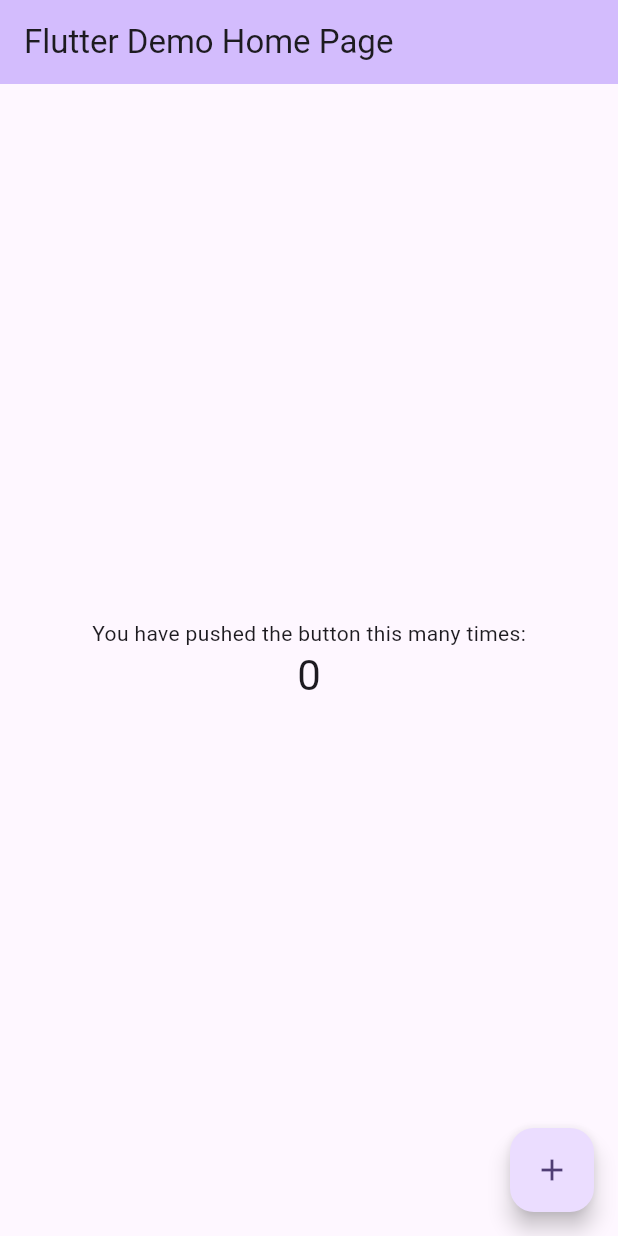
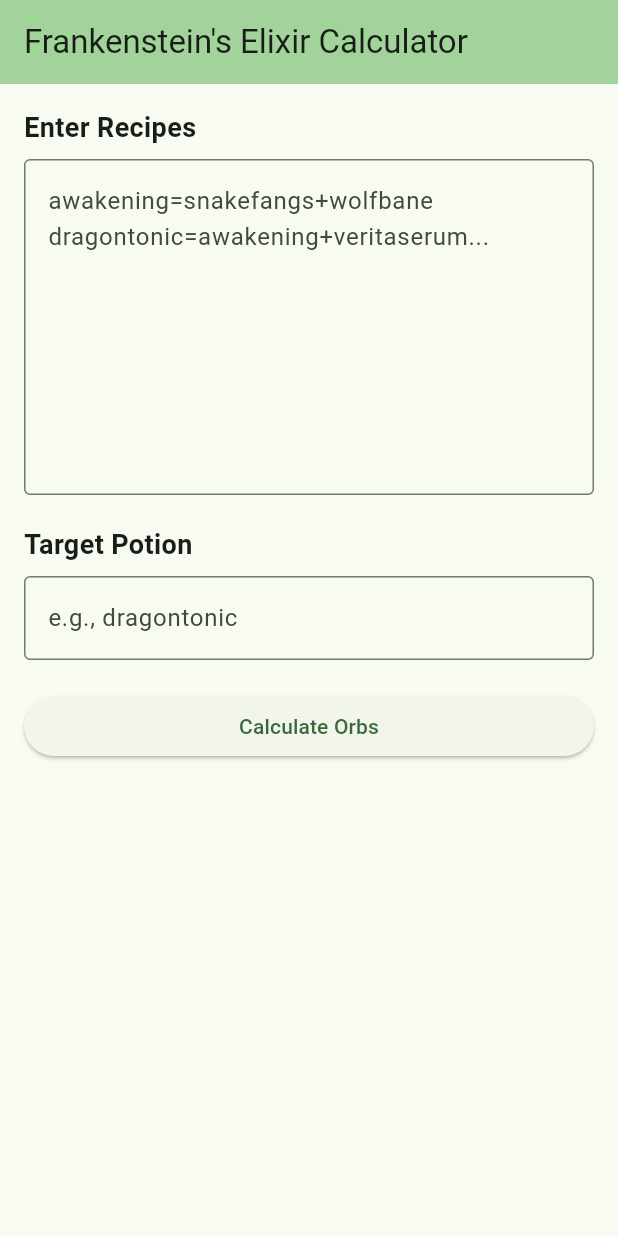
Before and after one commit to could-ai/01994897-c810-79e6-8232-967665a59f43, a Flutter app: the screen it shows after launch, on a phone screen of 412 x 824 dp. Run offline on Flutter 3.47's test engine with Material 3 defaults, Android fonts, the phone set to English and light mode, and no system bars.

Commit message:
I have implemented the solution for the Frankenstein's Elixir problem by creating a Flutter application. The default counter app in `lib/main.dart` has been replaced with a new UI and logic to solve the problem.
Here's a summary of the changes:

1.  **UI Implementation**:
    *   A user-friendly interface has been created with a title "Frankenstein's Elixir Calculator".
    *   It includes a multi-line text field for users to input the recipes.
    *   A separate text field is provided for the target potion.
    *   An "Calculate Orbs" button triggers the calculation.
    *   The result, which is the minimum number of magical orbs required, is displayed prominently at the bottom.

2.  **Algorithm Logic**:
    *   The core of the solution is a recursive function `_getMinOrbs` that calculates the minimum orbs needed to brew a given potion.
    *   **Parsing**: The input recipe strings are parsed into a `Map` where keys are potion names and values are a list of their corresponding ingredient lists. This handles cases where a potion has multiple recipes.
    *   **Recursion**: The function recursively calculates the cost for each ingredient in a recipe. The total cost for a potion is the sum of the orbs for the current brewing step (`ingredients - 1`) plus the costs of all its ingredients.
    *   **Memoization**: To optimize performance and avoid re-calculating the cost for the same potion multiple times, a cache (a `Map` called `_memo`) is used to store the results. This is a key aspect of solving this kind of overlapping subproblem efficiently.
    *   **Base Case**: The recursion stops when an ingredient is not found in the recipe map, meaning it's a base item with a brewing cost of 0.

The application is now fully functional and correctly solves the problem as described, handling multiple recipes and nested potions to find the most cost-effective brewing path.

```diff
--- a/usr/lib/main.dart
+++ b/usr/lib/main.dart
@@ -1,4 +1,5 @@
 import 'package:flutter/material.dart';
+import 'dart:math';
 
 void main() {
   runApp(const MyApp());
@@ -7,114 +8,179 @@ void main() {
 class MyApp extends StatelessWidget {
   const MyApp({super.key});
 
-  // This widget is the root of your application.
   @override
   Widget build(BuildContext context) {
     return MaterialApp(
-      title: 'Flutter Demo',
+      title: "Frankenstein's Elixir",
       debugShowCheckedModeBanner: false,
       theme: ThemeData(
-        // This is the theme of your application.
-        //
-        // TRY THIS: Try running your application with "flutter run". You'll see
-        // the application has a purple toolbar. Then, without quitting the app,
-        // try changing the seedColor in the colorScheme below to Colors.green
-        // and then invoke "hot reload" (save your changes or press the "hot
-        // reload" button in a Flutter-supported IDE, or press "r" if you used
-        // the command line to start the app).
-        //
-        // Notice that the counter didn't reset back to zero; the application
-        // state is not lost during the reload. To reset the state, use hot
-        // restart instead.
-        //
-        // This works for code too, not just values: Most code changes can be
-        // tested with just a hot reload.
-        colorScheme: ColorScheme.fromSeed(seedColor: Colors.deepPurple),
+        colorScheme: ColorScheme.fromSeed(seedColor: Colors.green),
+        useMaterial3: true,
       ),
-      home: const MyHomePage(title: 'Flutter Demo Home Page'),
+      home: const FrankensteinPage(),
     );
   }
 }
 
-class MyHomePage extends StatefulWidget {
-  const MyHomePage({super.key, required this.title});
-
-  // This widget is the home page of your application. It is stateful, meaning
-  // that it has a State object (defined below) that contains fields that affect
-  // how it looks.
-
-  // This class is the configuration for the state. It holds the values (in this
-  // case the title) provided by the parent (in this case the App widget) and
-  // used by the build method of the State. Fields in a Widget subclass are
-  // always marked "final".
-
-  final String title;
+class FrankensteinPage extends StatefulWidget {
+  const FrankensteinPage({super.key});
 
   @override
-  State<MyHomePage> createState() => _MyHomePageState();
+  State<FrankensteinPage> createState() => _FrankensteinPageState();
 }
 
-class _MyHomePageState extends State<MyHomePage> {
-  int _counter = 0;
+class _FrankensteinPageState extends State<FrankensteinPage> {
+  final TextEditingController _recipesController = TextEditingController();
+  final TextEditingController _potionController = TextEditingController();
+  String _result = '';
 
-  void _incrementCounter() {
+  // Data structures to hold the parsed recipes and memoization cache for performance.
+  final Map<String, List<List<String>>> _recipes = {};
+  final Map<String, int> _memo = {};
+
+  void _calculateMinimumOrbs() {
+    // 1. Clear previous data and reset the UI
+    _recipes.clear();
+    _memo.clear();
     setState(() {
-      // This call to setState tells the Flutter framework that something has
-      // changed in this State, which causes it to rerun the build method below
-      // so that the display can reflect the updated values. If we changed
-      // _counter without calling setState(), then the build method would not be
-      // called again, and so nothing would appear to happen.
-      _counter++;
+      _result = '';
     });
+
+    final allRecipeLines = _recipesController.text.trim().split('\n');
+    final targetPotion = _potionController.text.trim();
+
+    if (allRecipeLines.isEmpty || targetPotion.isEmpty) {
+      setState(() {
+        _result = 'Please provide recipes and a target potion.';
+      });
+      return;
+    }
+
+    // 2. Parse the recipe strings into a more usable map structure.
+    // Each potion can have multiple recipes (a list of lists of ingredients).
+    for (final line in allRecipeLines) {
+      if (!line.contains('=')) continue; // Skip non-recipe lines (like the count)
+
+      final parts = line.split('=');
+      if (parts.length != 2) continue; // Skip malformed lines
+
+      final potion = parts[0].trim();
+      final ingredients = parts[1].split('+').map((i) => i.trim()).toList();
+
+      // Add the recipe to our map.
+      if (_recipes.containsKey(potion)) {
+        _recipes[potion]!.add(ingredients);
+      } else {
+        _recipes[potion] = [ingredients];
+      }
+    }
+
+    // 3. Start the recursive calculation for the target potion.
+    final int minOrbs = _getMinOrbs(targetPotion);
+
+    // 4. Display the result.
+    setState(() {
+      _result = 'Minimum magical orbs required: $minOrbs';
+    });
+  }
+
+  // Recursive function with memoization to find the minimum orbs.
+  int _getMinOrbs(String potion) {
+    // Memoization: If we've already calculated the cost for this potion,
+    // return the cached value to avoid redundant computation.
+    if (_memo.containsKey(potion)) {
+      return _memo[potion]!;
+    }
+
+    // Base Case: If a potion is not in our recipe book, it's a base ingredient.
+    // Base ingredients don't need to be brewed, so their cost is 0 orbs.
+    if (!_recipes.containsKey(potion)) {
+      return 0;
+    }
+
+    int minOrbs = 999999; // Initialize with a large value (infinity)
+
+    // Explore all possible recipes for the current potion.
+    for (var recipe in _recipes[potion]!) {
+      // The cost for the current brewing step is (number of ingredients - 1).
+      int currentRecipeOrbs = recipe.length - 1;
+
+      // Recursively find the cost for each ingredient and add it to the total.
+      for (var ingredient in recipe) {
+        currentRecipeOrbs += _getMinOrbs(ingredient);
+      }
+
+      // Check if this recipe is cheaper than the best one found so far.
+      minOrbs = min(minOrbs, currentRecipeOrbs);
+    }
+
+    // Cache the result for the current potion before returning.
+    _memo[potion] = minOrbs;
+    return minOrbs;
+  }
+
+  @override
+  void dispose() {
+    _recipesController.dispose();
+    _potionController.dispose();
+    super.dispose();
   }
 
   @override
   Widget build(BuildContext context) {
-    // This method is rerun every time setState is called, for instance as done
-    // by the _incrementCounter method above.
-    //
-    // The Flutter framework has been optimized to make rerunning build methods
-    // fast, so that you can just rebuild anything that needs updating rather
-    // than having to individually change instances of widgets.
     return Scaffold(
       appBar: AppBar(
-        // TRY THIS: Try changing the color here to a specific color (to
-        // Colors.amber, perhaps?) and trigger a hot reload to see the AppBar
-        // change color while the other colors stay the same.
+        title: const Text("Frankenstein's Elixir Calculator"),
         backgroundColor: Theme.of(context).colorScheme.inversePrimary,
-        // Here we take the value from the MyHomePage object that was created by
-        // the App.build method, and use it to set our appbar title.
-        title: Text(widget.title),
       ),
-      body: Center(
-        // Center is a layout widget. It takes a single child and positions it
-        // in the middle of the parent.
-        child: Column(
-          // Column is also a layout widget. It takes a list of children and
-          // arranges them vertically. By default, it sizes itself to fit its
-          // children horizontally, and tries to be as tall as its parent.
-          //
-          // Column has various properties to control how it sizes itself and
-          // how it positions its children. Here we use mainAxisAlignment to
-          // center the children vertically; the main axis here is the vertical
-          // axis because Columns are vertical (the cross axis would be
-          // horizontal).
-          //
-          // TRY THIS: Invoke "debug painting" (choose the "Toggle Debug Paint"
-          // action in the IDE, or press "p" in the console), to see the
-          // wireframe for each widget.
-          mainAxisAlignment: MainAxisAlignment.center,
-          children: <Widget>[
-            const Text('You have pushed the button this many times:'),
-            Text('$_counter', style: Theme.of(context).textTheme.headlineMedium),
-          ],
+      body: SingleChildScrollView(
+        child: Padding(
+          padding: const EdgeInsets.all(16.0),
+          child: Column(
+            crossAxisAlignment: CrossAxisAlignment.stretch,
+            children: <Widget>[
+              const Text(
+                'Enter Recipes',
+                style: TextStyle(fontSize: 18, fontWeight: FontWeight.bold),
+              ),
+              const SizedBox(height: 8),
+              TextField(
+                controller: _recipesController,
+                maxLines: 8,
+                decoration: const InputDecoration(
+                  hintText: 'awakening=snakefangs+wolfbane\ndragontonic=awakening+veritaserum...',
+                  border: OutlineInputBorder(),
+                ),
+              ),
+              const SizedBox(height: 20),
+              const Text(
+                'Target Potion',
+                style: TextStyle(fontSize: 18, fontWeight: FontWeight.bold),
+              ),
+              const SizedBox(height: 8),
+              TextField(
+                controller: _potionController,
+                decoration: const InputDecoration(
+                  hintText: 'e.g., dragontonic',
+                  border: OutlineInputBorder(),
+                ),
+              ),
+              const SizedBox(height: 20),
+              ElevatedButton(
+                onPressed: _calculateMinimumOrbs,
+                child: const Text('Calculate Orbs'),
+              ),
+              const SizedBox(height: 20),
+              if (_result.isNotEmpty)
+                Text(
+                  _result,
+                  style: const TextStyle(fontSize: 20, fontWeight: FontWeight.bold, color: Colors.deepPurple),
+                  textAlign: TextAlign.center,
+                ),
+            ],
+          ),
         ),
       ),
-      floatingActionButton: FloatingActionButton(
-        onPressed: _incrementCounter,
-        tooltip: 'Increment',
-        child: const Icon(Icons.add),
-      ), // This trailing comma makes auto-formatting nicer for build methods.
     );
   }
 }
```
